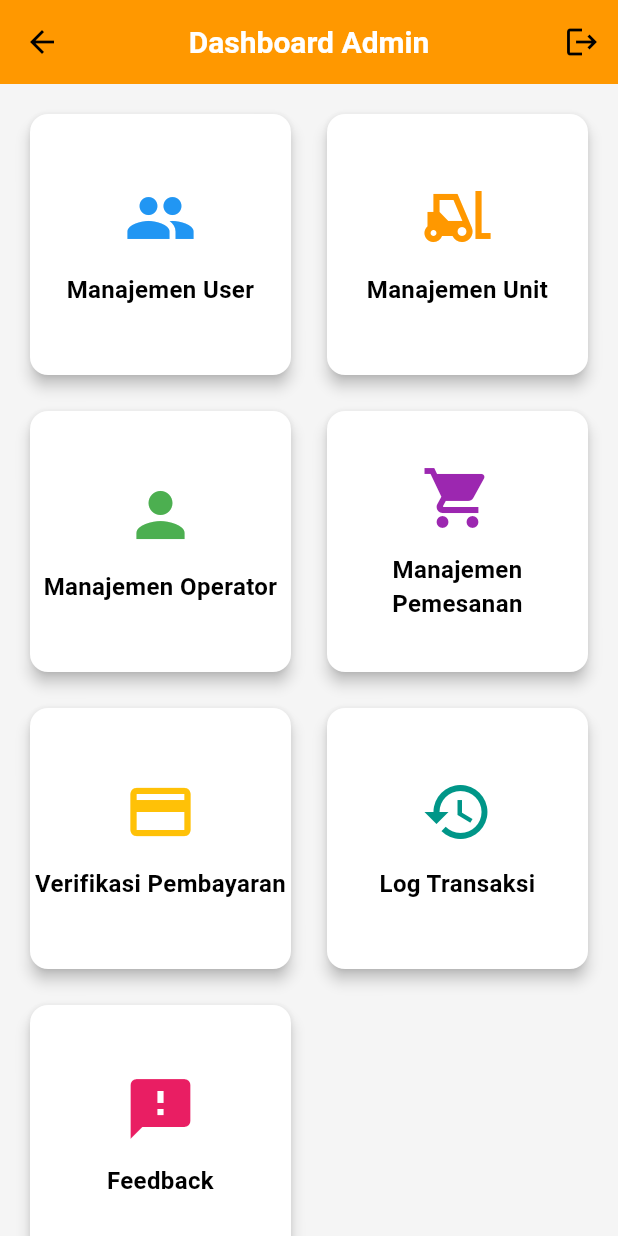
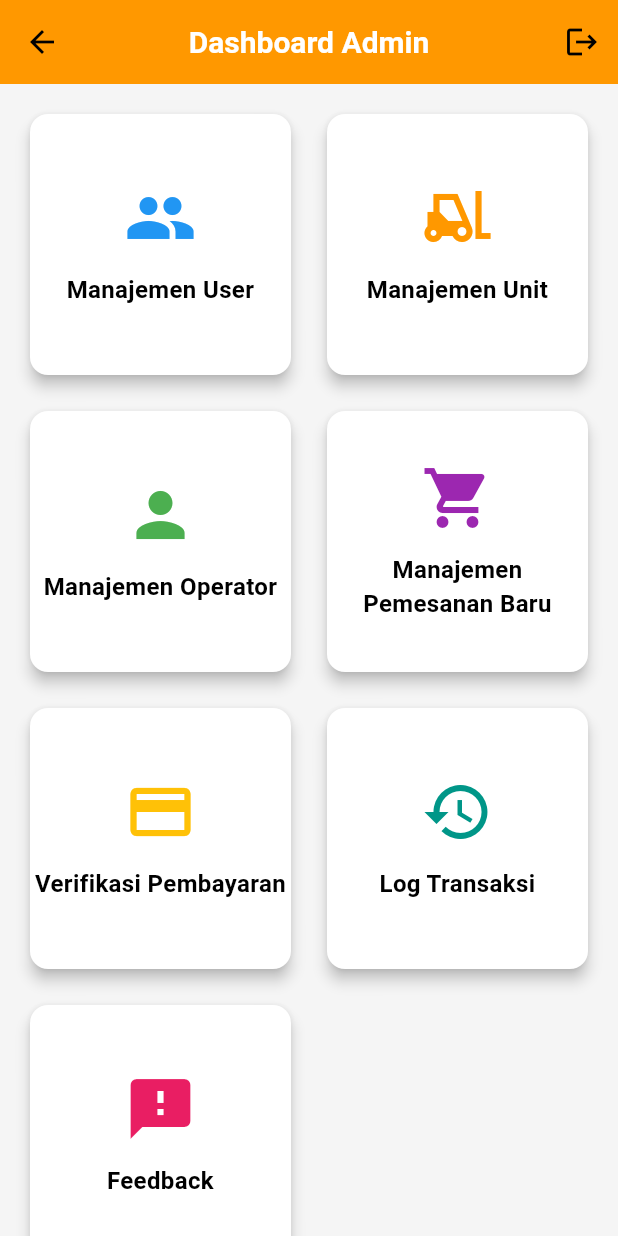
Before and after one commit to DAFAAHMADFAHRISI/Mobile-Forklift, a Flutter app: the AdminDashboard screen opened directly, on a phone screen of 412 x 824 dp. Run offline on Flutter 3.47's test engine with Material 3 defaults, Android fonts, the phone set to English and light mode, and no system bars; our stand-ins replace cached_network_image, cross_file, image_picker, shared_preferences; missing offline and left inert: image_picker_web; accounts and stored records are empty.

Commit message:
updatePemesanan

```diff
--- a/lib/screens/admin/admin_dashboard.dart
+++ b/lib/screens/admin/admin_dashboard.dart
@@ -63,7 +63,7 @@ class AdminDashboard extends StatelessWidget {
           ),
           _buildMenuCard(
             context,
-            'Manajemen Pemesanan',
+            'Manajemen Pemesanan Baru',
             Icons.shopping_cart,
             Colors.purple,
             () => Navigator.push(
```
Also changed, not shown: lib/services/pesanan_service.dart (+13 -1 lines).
